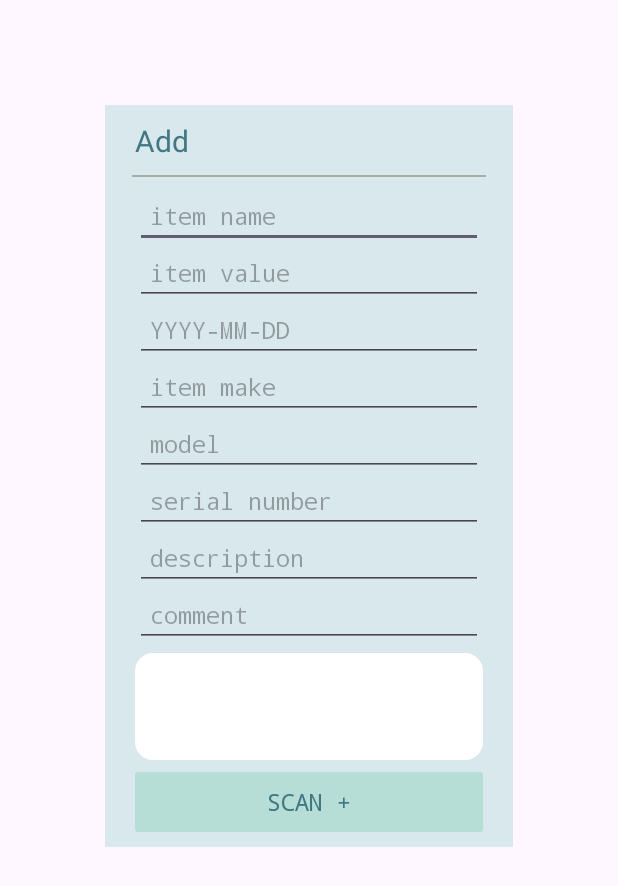
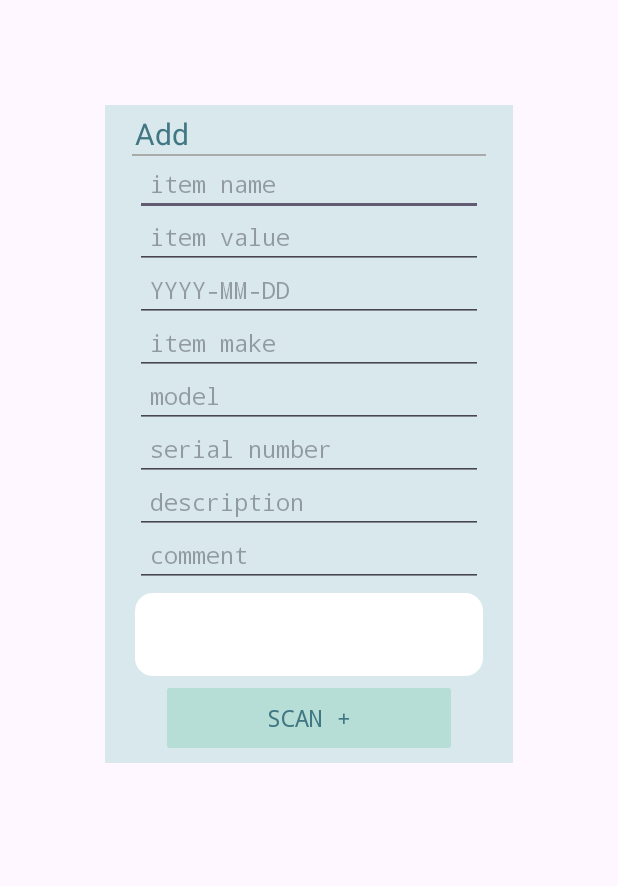
Before and after one commit to CMPUT301F23T29/agile-beast, an Android app: the layout fragment_input.xml on its own in the app's theme, with its tools: preview values and no code run, on a phone screen of 412 x 824 dp. Shown: the top 886 px of the screen. Run offline under Robolectric (Android 15) with nearby library versions, the phone set to English and light mode, and no system bars.

Commit message:
UI fixes

```diff
--- a/app/src/main/res/layout/fragment_input.xml
+++ b/app/src/main/res/layout/fragment_input.xml
@@ -20,7 +20,7 @@
         android:layout_width="wrap_content"
         android:layout_height="wrap_content"
         android:layout_gravity="left"
-        android:layout_marginTop="10dp"
+        android:layout_marginTop="5dp"
         android:layout_marginLeft="20dp"
         android:gravity="center"
         android:text="@string/add_item"
@@ -31,7 +31,6 @@
         android:layout_width="match_parent"
         android:layout_height="1dp"
         android:layout_marginHorizontal="18dp"
-        android:layout_marginVertical="9dp"
         android:background="@android:color/darker_gray" />
 
     <EditText
@@ -42,7 +41,7 @@
         android:fontFamily="monospace"
         android:hint="@string/item_name"
         android:paddingStart="10dp"
-        android:paddingTop="6dp"
+        android:paddingTop="8dp"
         android:textColor="@color/button_text"
         android:textSize="15sp" />
 
@@ -56,7 +55,7 @@
         android:hint="@string/item_value"
         android:inputType="number"
         android:paddingStart="10dp"
-        android:paddingTop="6dp"
+        android:paddingTop="3dp"
         android:textColor="@color/button_text"
         android:textSize="15sp" />
 
@@ -68,7 +67,7 @@
         android:fontFamily="monospace"
         android:hint="@string/yyyy_mm_dd"
         android:paddingStart="10dp"
-        android:paddingTop="6dp"
+        android:paddingTop="3dp"
         android:textColor="@color/button_text"
         android:textSize="15sp" />
 
@@ -80,7 +79,7 @@
         android:fontFamily="monospace"
         android:hint="@string/item_make"
         android:paddingStart="10dp"
-        android:paddingTop="6dp"
+        android:paddingTop="3dp"
         android:textColor="@color/button_text"
         android:textSize="15sp" />
 
@@ -92,7 +91,7 @@
         android:fontFamily="monospace"
         android:hint="@string/model"
         android:paddingStart="10dp"
-        android:paddingTop="6dp"
+        android:paddingTop="3dp"
         android:textColor="@color/button_text"
         android:textSize="15sp" />
 
@@ -104,7 +103,7 @@
         android:fontFamily="monospace"
         android:hint="@string/serial_number"
         android:paddingStart="10dp"
-        android:paddingTop="6dp"
+        android:paddingTop="3dp"
         android:textColor="@color/button_text"
         android:textSize="15sp" />
 
@@ -116,7 +115,7 @@
         android:fontFamily="monospace"
         android:hint="@string/description"
         android:paddingStart="10dp"
-        android:paddingTop="6dp"
+        android:paddingTop="3dp"
         android:textColor="@color/button_text"
         android:textSize="15sp" />
 
@@ -128,14 +127,14 @@
         android:fontFamily="monospace"
         android:hint="@string/comment"
         android:paddingStart="10dp"
-        android:paddingTop="6dp"
+        android:paddingTop="3dp"
         android:textColor="@color/button_text"
         android:textSize="15sp" />
 
     <com.google.android.material.chip.ChipGroup
+        android:id="@+id/tag_chip"
         android:layout_width="match_parent"
-        android:id="@+id/tag_chip"
-        android:layout_height="71dp"
+        android:layout_height="55dp"
         android:layout_marginHorizontal="20dp"
         android:layout_marginTop="4dp"
         android:layout_marginBottom="8dp"
@@ -146,10 +145,11 @@
 
     <androidx.appcompat.widget.AppCompatButton
         android:id="@+id/scan_button"
-        android:layout_width="match_parent"
+        android:layout_width="189dp"
         android:layout_height="40dp"
         android:layout_gravity="center"
         android:layout_marginHorizontal="20dp"
+        android:layout_marginBottom="10dp"
         android:background="@drawable/square_button"
         android:backgroundTint="@color/taskbar"
         android:fontFamily="monospace"
@@ -159,8 +159,7 @@
         app:layout_constraintBottom_toBottomOf="parent"
         app:layout_constraintEnd_toEndOf="parent"
         app:layout_constraintStart_toStartOf="parent"
-        app:layout_constraintTop_toTopOf="parent"
-        android:layout_marginBottom="10dp"/>
+        app:layout_constraintTop_toTopOf="parent" />
 
 
 </LinearLayout>
```
Also changed, not shown: app/src/main/res/layout/activity_login.xml (+4 -7 lines), app/src/main/res/layout/activity_main_page.xml (+4 -5 lines), app/src/main/res/layout/item_layout_default.xml (+9 -9 lines).
